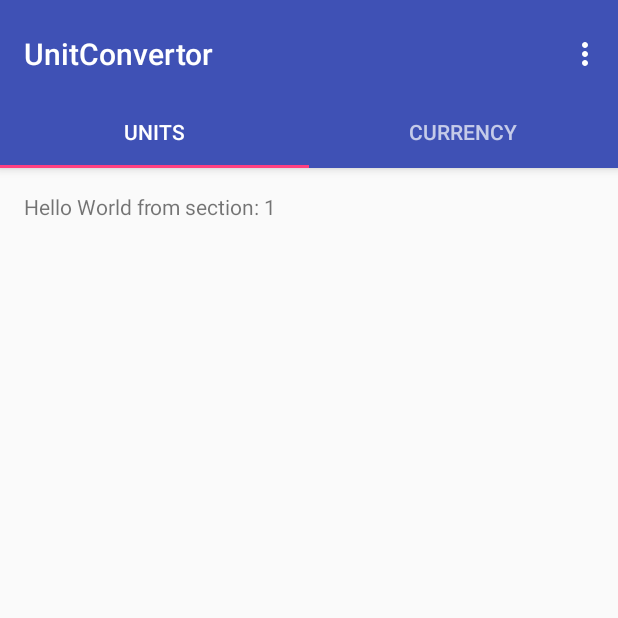
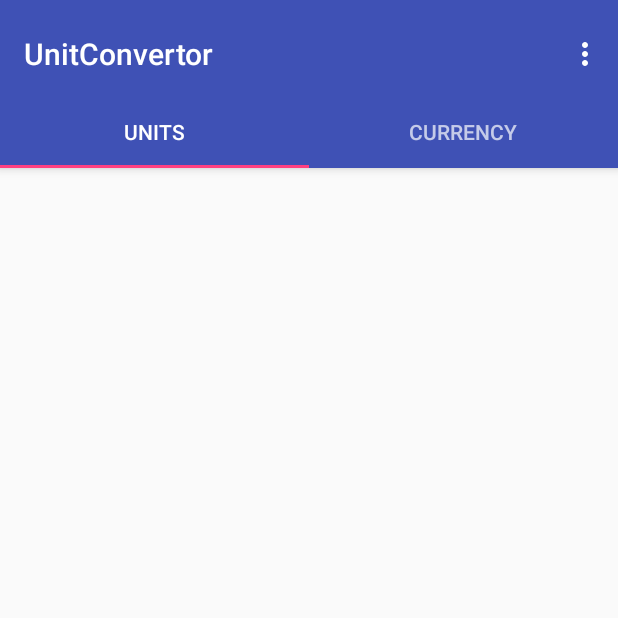
Before and after one commit to ReeceKidd/UnitConvertor, an Android app: the screen it shows after launch (MainActivity), on a phone screen of 412 x 824 dp, the top half of it. Run offline under Robolectric (Android 15) with nearby library versions, the phone set to English and light mode, and no system bars.

Commit message:
Got rid of hello world text

```diff
--- a/app/src/main/java/rki/yh/cs/stir/ac/uk/unitconvertor/MainActivity.java
+++ b/app/src/main/java/rki/yh/cs/stir/ac/uk/unitconvertor/MainActivity.java
@@ -110,8 +110,6 @@ public class MainActivity extends AppCompatActivity {
         public View onCreateView(LayoutInflater inflater, ViewGroup container,
                                  Bundle savedInstanceState) {
             View rootView = inflater.inflate(R.layout.fragment_main, container, false);
-            TextView textView = (TextView) rootView.findViewById(R.id.section_label);
-            textView.setText(getString(R.string.section_format, getArguments().getInt(ARG_SECTION_NUMBER)));
             return rootView;
         }
     }
--- a/app/src/main/res/values/strings.xml
+++ b/app/src/main/res/values/strings.xml
@@ -3,5 +3,4 @@
     <string name="tab_text_units">Units</string>
     <string name="tab_text_currency">Currency</string>
     <string name="action_settings">Settings</string>
-    <string name="section_format">Hello World from section: %1$d</string>
 </resources>
```
